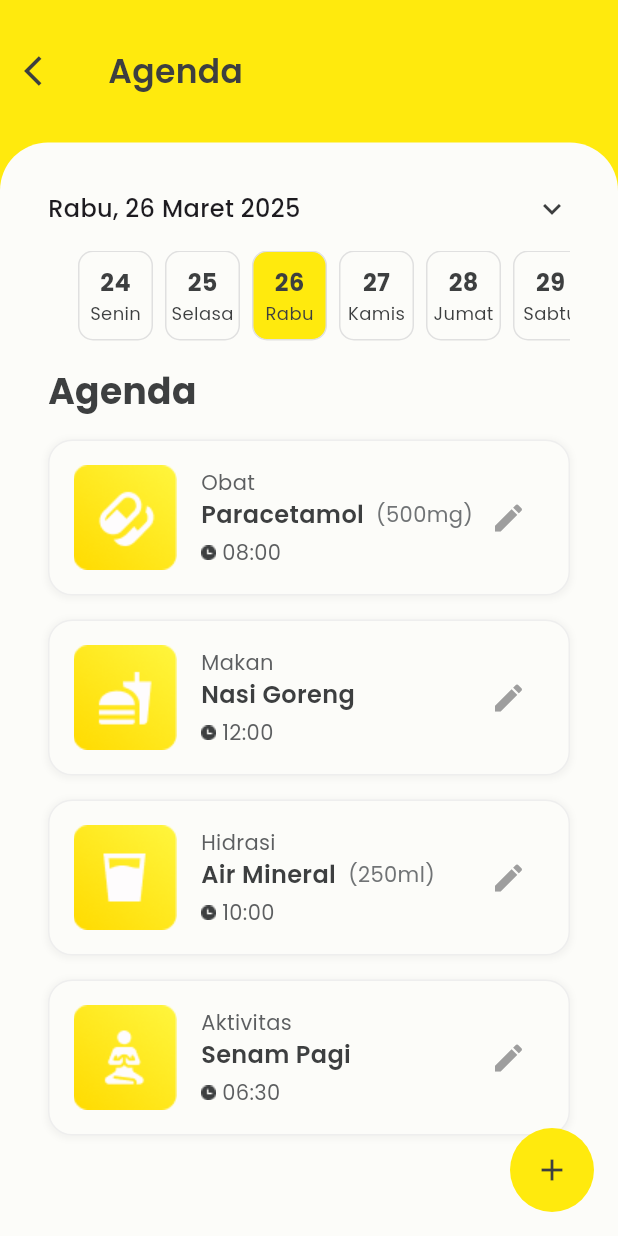
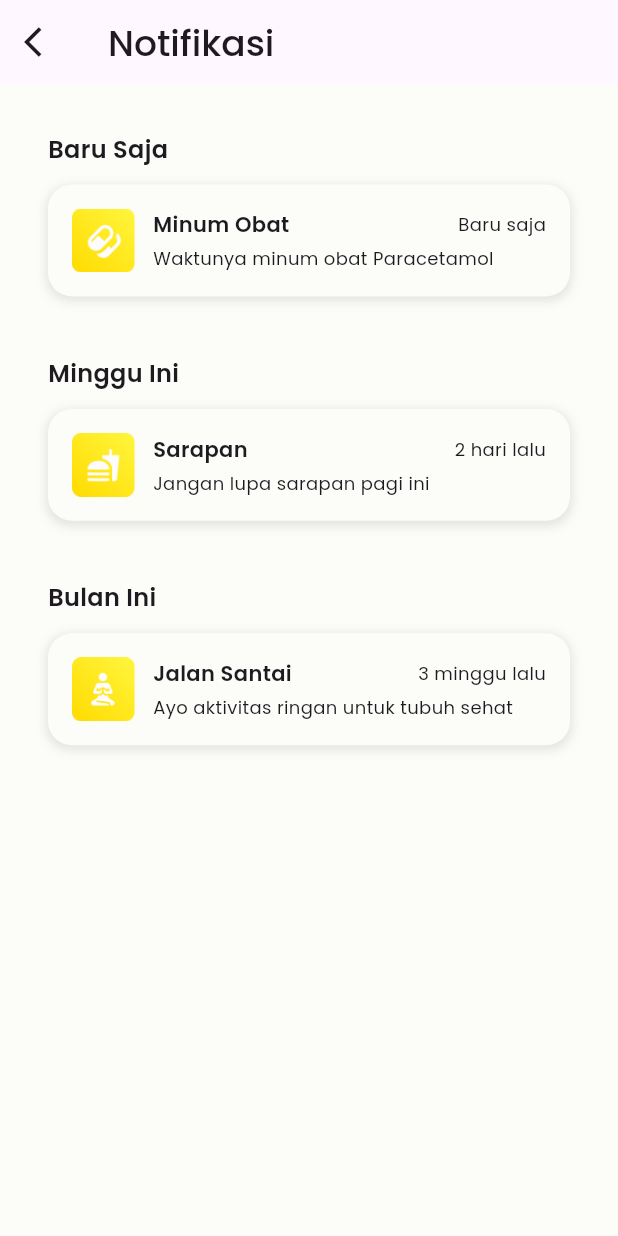
Before and after one commit to elginbrian/ELDERWISE-FE, a Flutter app: the screen it shows after launch, on a phone screen of 412 x 824 dp. Run offline on Flutter 3.47's test engine with Material 3 defaults, Android fonts, the light colour scheme and no system bars; our stand-ins replace animated_toggle_switch, bloc, dio, firebase_auth, firebase_core, flutter_bloc and 8 more; accounts and stored records are empty.

Commit message:
adding notification screen"

```diff
--- a/lib/presentation/routes/app_route.dart
+++ b/lib/presentation/routes/app_route.dart
@@ -6,6 +6,7 @@ import 'package:elderwise/presentation/screens/auth_screen/profile_information/s
 import 'package:elderwise/presentation/screens/auth_screen/signup_screen.dart';
 import 'package:elderwise/presentation/screens/geofence_screen/geofence_screen.dart';
 import 'package:elderwise/presentation/screens/main_screen/main_screen.dart';
+import 'package:elderwise/presentation/screens/notification_screen/notification_screen.dart';
 import 'package:elderwise/presentation/screens/profile_screen/profile_screen.dart';
 import 'package:elderwise/presentation/screens/geofence_screen/geofence_screen.dart';
 import 'package:elderwise/presentation/screens/geofence_screen/set_fence_screen.dart';
@@ -15,7 +16,7 @@ final GoRouter appRouter = GoRouter(
   initialLocation: '/onboarding',
   routes: [
     GoRoute(
-        path: '/onboarding', builder: (context, state) => const  AgendaPage()),
+        path: '/onboarding', builder: (context, state) => const  NotificationScreen()),
     GoRoute(
       path: '/login',
       builder: (context, state) => const LoginScreen(),
--- a/lib/presentation/screens/agenda_screen/agenda_page.dart
+++ b/lib/presentation/screens/agenda_screen/agenda_page.dart
@@ -222,7 +222,7 @@ class _AgendaPageState extends State<AgendaPage> {
                     const Text(
                       'Agenda',
                       style: TextStyle(
-                        fontSize: 24,
+                        fontSize: 16,
                         fontWeight: FontWeight.w700,
                         fontFamily: 'Poppins',
                         color: AppColors.neutral90,
@@ -233,30 +233,29 @@ class _AgendaPageState extends State<AgendaPage> {
                       child: ListView(
                         children: const [
                           BuildAgenda(
-  title: 'Obat',
+                            type: 'Obat',
                             nama: 'Paracetamol',
                             dose: '500mg',
                             time: '08:00',
                           ),
                           BuildAgenda(
-  title: 'Makan',
+                            type: 'Makan',
                             nama: 'Nasi Goreng',
                             dose: '',
                             time: '12:00',
                           ),
                           BuildAgenda(
-  title: 'Hidrasi',
+                            type: 'Hidrasi',
                             nama: 'Air Mineral',
                             dose: '250ml',
                             time: '10:00',
                           ),
                           BuildAgenda(
-  title: 'Aktivitas',
+                            type: 'Aktivitas',
                             nama: 'Senam Pagi',
                             dose: '',
                             time: '06:30',
                           ),
-
                         ],
                       ),
                     ),
--- a/lib/presentation/screens/geofence_screen/geofence_screen.dart
+++ b/lib/presentation/screens/geofence_screen/geofence_screen.dart
@@ -86,7 +86,6 @@ class _GeofenceScreenState extends State<GeofenceScreen> {
       return;
     }
 
-    // Create a complete area request with all required parameters
     final areaRequest = AreaRequestDTO(
       caregiverId: _caregiverId,
       elderId: _elderId,
--- a/lib/presentation/screens/geofence_screen/set_fence_screen.dart
+++ b/lib/presentation/screens/geofence_screen/set_fence_screen.dart
@@ -37,11 +37,9 @@ class _SetFenceScreenState extends State<SetFenceScreen> {
   @override
   void initState() {
     super.initState();
-    // Initialize with the passed values
     _mandiriRadius = widget.initialMandiriRadius;
     _pantauRadius = widget.initialPantauRadius;
     _center = widget.initialCenter ?? const LatLng(-7.9996, 112.629);
-    // Initialize circles and markers
     _updateCircles();
   }
 
@@ -81,7 +79,6 @@ class _SetFenceScreenState extends State<SetFenceScreen> {
         ),
       );
 
-      // Add circle for Area Pantau if larger than Mandiri
       if (_pantauRadius > _mandiriRadius) {
         _circles.add(
           Circle(
@@ -121,7 +118,6 @@ class _SetFenceScreenState extends State<SetFenceScreen> {
             padding: const EdgeInsets.symmetric(horizontal: 32),
             child: TextButton(
               onPressed: () {
-                // Return data to GeofenceScreen
                 Navigator.of(context).pop({
                   'centerPoint': _formatCoordinates(_center),
                   'mandiriRadius': _mandiriRadius,
--- /dev/null
+++ b/lib/presentation/screens/notification_screen/notification_screen.dart
@@ -0,0 +1,122 @@
+import 'package:elderwise/presentation/screens/assets/image_string.dart';
+import 'package:elderwise/presentation/themes/colors.dart';
+import 'package:elderwise/presentation/widgets/notification/notificarion_item.dart';
+import 'package:flutter/material.dart';
+
+class NotificationScreen extends StatefulWidget {
+  const NotificationScreen({super.key});
+
+  @override
+  State<NotificationScreen> createState() => _NotificationScreenState();
+}
+
+class _NotificationScreenState extends State<NotificationScreen> {
+  final List<Map<String, String>> newNotifications = [
+    {
+      'title': 'Minum Obat',
+      'content': 'Waktunya minum obat Paracetamol',
+      'time': 'Baru saja',
+      'type': 'obat',
+    },
+  ];
+
+  final List<Map<String, String>> thisWeekNotifications = [
+    {
+      'title': 'Sarapan',
+      'content': 'Jangan lupa sarapan pagi ini',
+      'time': '2 hari lalu',
+      'type': 'makan',
+    },
+  ];
+
+  final List<Map<String, String>> thisMonthNotifications = [
+    {
+      'title': 'Jalan Santai',
+      'content': 'Ayo aktivitas ringan untuk tubuh sehat',
+      'time': '3 minggu lalu',
+      'type': 'aktivitas',
+    },
+  ];
+
+  @override
+  Widget build(BuildContext context) {
+    return Scaffold(
+      backgroundColor: AppColors.secondarySurface,
+      appBar: AppBar(
+        title: const Text(
+          "Notifikasi",
+          style: TextStyle(
+            fontFamily: 'Poppins',
+            fontSize: 24,
+            fontWeight: FontWeight.w500,
+          ),
+        ),
+        leading: IconButton(
+          icon: const Icon(Icons.arrow_back_ios),
+          onPressed: () {
+            Navigator.of(context).pop();
+          },
+        ),
+      ),
+      body: Padding(
+        padding: const EdgeInsets.all(32.0),
+        child: SingleChildScrollView(
+          child: Column(
+            crossAxisAlignment: CrossAxisAlignment.start,
+            children: [
+              const Text("Baru Saja",
+                  style: TextStyle(
+                    fontFamily: 'Poppins',
+                    fontSize: 16,
+                    fontWeight: FontWeight.w600)),
+              const SizedBox(height: 12),
+              ...newNotifications.map((notif) => Padding(
+                    padding: const EdgeInsets.only(bottom: 16),
+                    child: NotificationItem(
+                      title: notif['title']!,
+                      content: notif['content']!,
+                      time: notif['time']!,
+                      type: notif['type']!,
+                    ),
+                  )),
+
+              const SizedBox(height: 24),
+              const Text("Minggu Ini",
+                  style: TextStyle(
+                    fontFamily: 'Poppins',
+                    fontSize: 16,
+                    fontWeight: FontWeight.w600)),
+              const SizedBox(height: 12),
+              ...thisWeekNotifications.map((notif) => Padding(
+                    padding: const EdgeInsets.only(bottom: 16),
+                    child: NotificationItem(
+                      title: notif['title']!,
+                      content: notif['content']!,
+                      time: notif['time']!,
+                      type: notif['type']!,
+                    ),
+                  )),
+
+              const SizedBox(height: 24),
+              const Text("Bulan Ini",
+                  style: TextStyle(
+                    fontFamily: 'Poppins',
+                    fontSize: 16,
+                    fontWeight: FontWeight.w600)),
+              const SizedBox(height: 12),
+              ...thisMonthNotifications.map((notif) => Padding(
+                    padding: const EdgeInsets.only(bottom: 16),
+                    child: NotificationItem(
+                      title: notif['title']!,
+                      content: notif['content']!,
+                      time: notif['time']!,
+                      type: notif['type']!,
+                    ),
+                  )),
+            ],
+          ),
+        ),
+      ),
+    );
+  }
+}
--- a/lib/presentation/widgets/agenda/build_agenda.dart
+++ b/lib/presentation/widgets/agenda/build_agenda.dart
@@ -3,14 +3,14 @@ import 'package:elderwise/presentation/screens/assets/image_string.dart';
 import 'package:elderwise/presentation/themes/colors.dart';
 
 class BuildAgenda extends StatelessWidget {
-  final String title;
+  final String type;
   final String nama;
   final String dose;
   final String time;
 
   const BuildAgenda({
     super.key,
-    required this.title,
+    required this.type,
     required this.nama,
     required this.dose,
     required this.time,
@@ -19,7 +19,7 @@ class BuildAgenda extends StatelessWidget {
   @override
   Widget build(BuildContext context) {
     String iconFile;
-    switch (title.toLowerCase()) {
+    switch (type.toLowerCase()) {
       case 'obat':
         iconFile = 'medicine.png';
         break;
@@ -62,7 +62,7 @@ class BuildAgenda extends StatelessWidget {
               crossAxisAlignment: CrossAxisAlignment.start,
               children: [
                 Text(
-                  title,
+                  type,
                   style: const TextStyle(
                     fontSize: 14,
                     fontWeight: FontWeight.w400,
--- /dev/null
+++ b/lib/presentation/widgets/notification/notificarion_item.dart
@@ -0,0 +1,108 @@
+import 'package:flutter/material.dart';
+import 'package:elderwise/presentation/screens/assets/image_string.dart';
+import 'package:elderwise/presentation/themes/colors.dart';
+
+class NotificationItem extends StatelessWidget {
+  final String title;
+  final String content;
+  final String time;
+  final String type;
+
+  const NotificationItem({
+    Key? key,
+    required this.title,
+    required this.content,
+    required this.time,
+    required this.type,
+  }) : super(key: key);
+
+  @override
+  Widget build(BuildContext context) {
+    String iconFile;
+    switch (type.toLowerCase()) {
+      case 'obat':
+        iconFile = 'medicine.png';
+        break;
+      case 'makan':
+        iconFile = 'food.png';
+        break;
+      case 'hidrasi':
+        iconFile = 'hydration.png';
+        break;
+      case 'aktivitas':
+        iconFile = 'activity.png';
+        break;
+      default:
+        iconFile = 'default.png';
+    }
+
+    return Container(
+      decoration: BoxDecoration(
+        borderRadius: BorderRadius.circular(16),
+        color: AppColors.secondarySurface,
+        boxShadow: [
+          BoxShadow(
+            color: Colors.black.withOpacity(.1),
+            offset: const Offset(0, 2),
+            spreadRadius: 1,
+            blurRadius: 5,
+          ),
+        ],
+      ),
+      width: double.infinity,
+      padding: const EdgeInsets.all(16),
+      child: Row(
+        crossAxisAlignment: CrossAxisAlignment.center,
+        children: [
+          Container(
+            width: 42,
+            child: Image(image: AssetImage(iconImages + iconFile)),
+          ),
+          const SizedBox(width: 12),
+          Expanded(
+            child: Column(
+              crossAxisAlignment: CrossAxisAlignment.start,
+              children: [
+                Row(
+                  mainAxisAlignment: MainAxisAlignment.spaceBetween,
+                  children: [
+                    Expanded(
+                      child: Text(
+                        title,
+                        style: const TextStyle(
+                          fontFamily: 'Poppins',
+                          fontSize: 14,
+                          fontWeight: FontWeight.w600,
+                        ),
+                        overflow: TextOverflow.ellipsis,
+                        maxLines: 1,
+                      ),
+                    ),
+                    const SizedBox(width: 8),
+                    Text(
+                      time,
+                      style: const TextStyle(
+                        fontFamily: 'Poppins',
+                        fontSize: 12,
+                        fontWeight: FontWeight.w400,
+                      ),
+                    ),
+                  ],
+                ),
+                const SizedBox(height: 4),
+                Text(
+                  content,
+                  style: const TextStyle(
+                    fontFamily: 'Poppins',
+                    fontSize: 12,
+                    fontWeight: FontWeight.w400,
+                  ),
+                ),
+              ],
+            ),
+          )
+        ],
+      ),
+    );
+  }
+}
```
Lines whose indentation alone changed are shown as unchanged.
